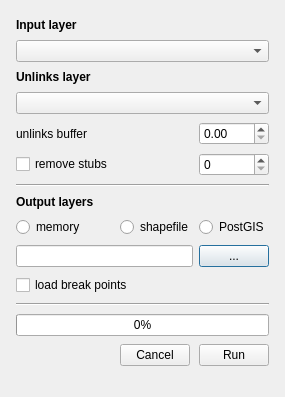
The window that esstoolkit/network_segmenter/network_segmenter_dialog_base.ui (SpaceGroupUCL/qgisSpaceSyntaxToolkit) describes before a commit, drawn with Qt 5.
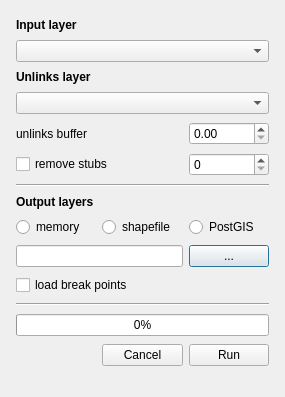
The same window after the commit.

Commit message: ui fixes and catchment output

The edit to the form file:
```diff
--- a/esstoolkit/network_segmenter/network_segmenter_dialog_base.ui
+++ b/esstoolkit/network_segmenter/network_segmenter_dialog_base.ui
@@ -39,6 +39,12 @@
      </property>
      <item row="11" column="0">
       <widget class="QRadioButton" name="memoryRadioButton">
+       <property name="sizePolicy">
+        <sizepolicy hsizetype="MinimumExpanding" vsizetype="Fixed">
+         <horstretch>0</horstretch>
+         <verstretch>0</verstretch>
+        </sizepolicy>
+       </property>
        <property name="text">
         <string>memory</string>
        </property>
@@ -54,7 +60,7 @@
        </property>
        <property name="maximumSize">
         <size>
-         <width>70</width>
+         <width>16777215</width>
          <height>16777215</height>
         </size>
        </property>
@@ -86,7 +92,7 @@
        </property>
        <property name="maximumSize">
         <size>
-         <width>70</width>
+         <width>16777215</width>
          <height>16777215</height>
         </size>
        </property>
@@ -107,6 +113,12 @@
      </item>
      <item row="11" column="1">
       <widget class="QRadioButton" name="shpRadioButton">
+       <property name="sizePolicy">
+        <sizepolicy hsizetype="MinimumExpanding" vsizetype="Fixed">
+         <horstretch>0</horstretch>
+         <verstretch>0</verstretch>
+        </sizepolicy>
+       </property>
        <property name="text">
         <string>shapefile</string>
        </property>
@@ -153,6 +165,12 @@
      </item>
      <item row="11" column="2">
       <widget class="QRadioButton" name="postgisRadioButton">
+       <property name="sizePolicy">
+        <sizepolicy hsizetype="MinimumExpanding" vsizetype="Fixed">
+         <horstretch>0</horstretch>
+         <verstretch>0</verstretch>
+        </sizepolicy>
+       </property>
        <property name="text">
         <string>PostGIS</string>
        </property>
@@ -190,7 +208,7 @@
        </property>
        <property name="maximumSize">
         <size>
-         <width>70</width>
+         <width>16777215</width>
          <height>16777215</height>
         </size>
        </property>
@@ -228,9 +246,15 @@
      </item>
      <item row="5" column="2">
       <widget class="QSpinBox" name="stubsSpin">
+       <property name="sizePolicy">
+        <sizepolicy hsizetype="Minimum" vsizetype="Fixed">
+         <horstretch>0</horstretch>
+         <verstretch>0</verstretch>
+        </sizepolicy>
+       </property>
        <property name="maximumSize">
         <size>
-         <width>70</width>
+         <width>16777215</width>
          <height>16777215</height>
         </size>
        </property>
```
The commit also changes 6 other files.
